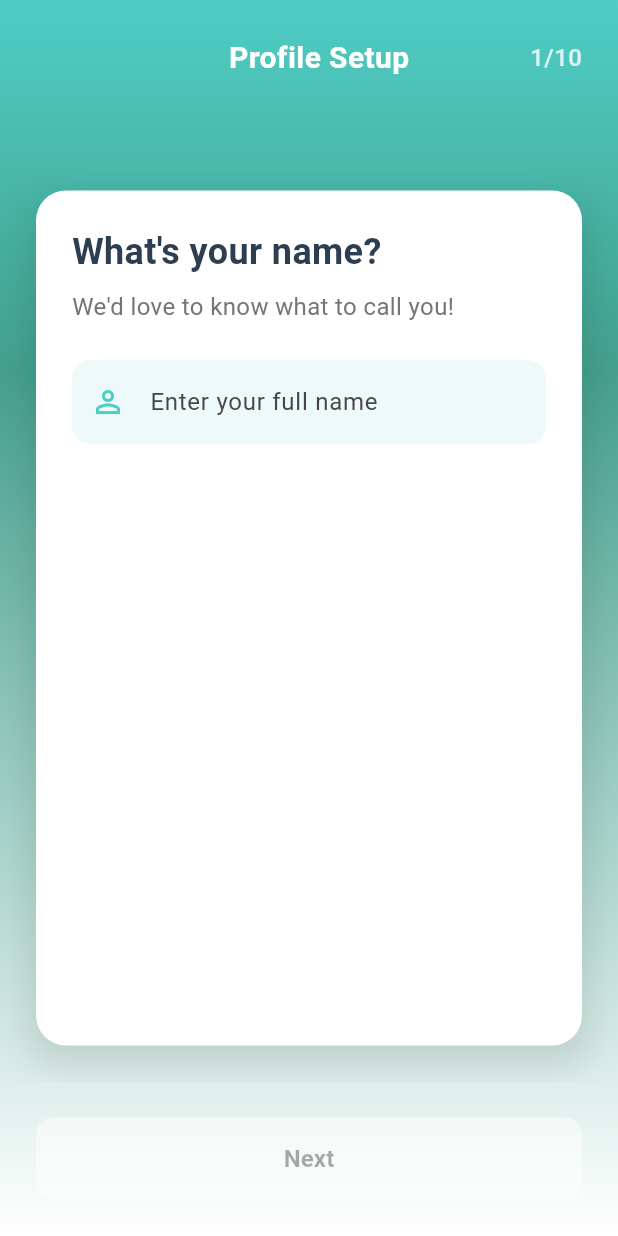
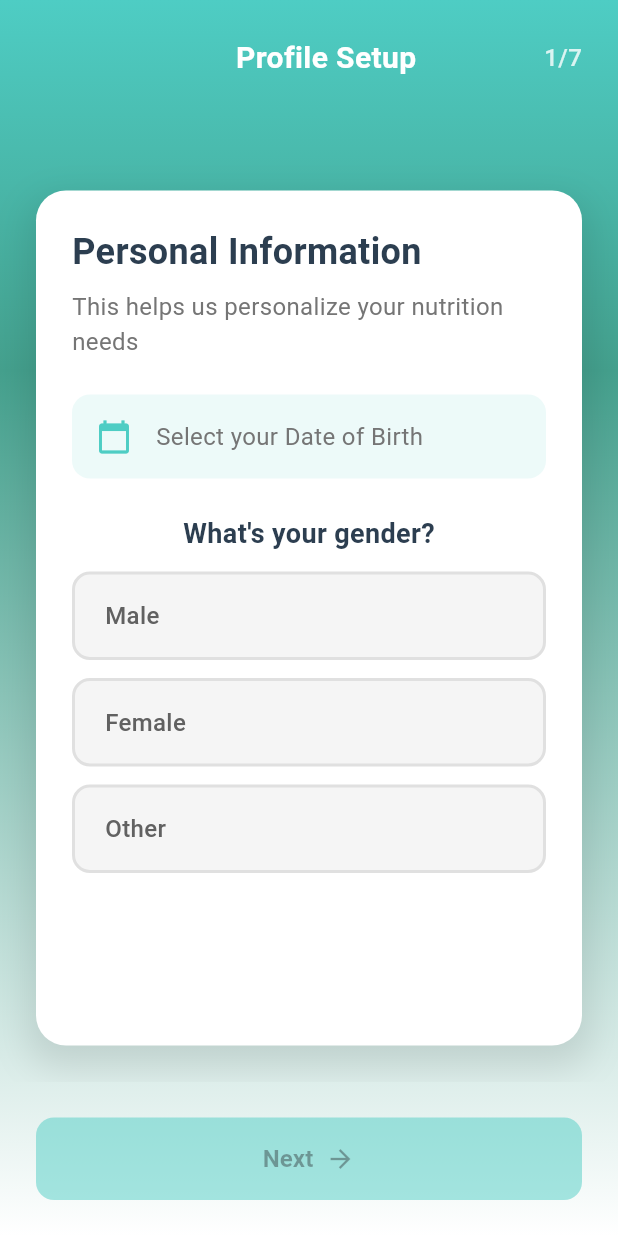
Before and after one commit to Alan0602/SyncEat, a Flutter app: the UserOnboardingPage screen opened directly, on a phone screen of 412 x 824 dp. Run offline on Flutter 3.47's test engine with Material 3 defaults, Android fonts, the phone set to English and light mode, and no system bars.

Commit message:
user_onboarding

```diff
--- /dev/null
+++ b/lib/core/constants/color_constants.dart
@@ -0,0 +1,7 @@
+import 'dart:ui';
+
+class ColorConstants {
+  static const Color primaryColor = Color(0xFF44A08D);
+  static const Color secondaryColor = Color(0xFF4ECDC4);
+  static const Color backgroundColor = Color(0xFFFFFFFF);
+}
--- a/lib/presentation/widgets/auth/user_onboarding_screen.dart
+++ b/lib/presentation/widgets/auth/user_onboarding_screen.dart
@@ -1,4 +1,5 @@
 import 'package:flutter/material.dart';
+import 'dart:math';
 
 class UserOnboardingPage extends StatefulWidget {
   const UserOnboardingPage({Key? key}) : super(key: key);
@@ -11,7 +12,7 @@ class _UserOnboardingPageState extends State<UserOnboardingPage>
     with TickerProviderStateMixin {
   final PageController _pageController = PageController();
   int _currentPage = 0;
-  final int _totalPages = 10;
+  final int _totalPages = 7; // Remains 7 as structure is unchanged
 
   // Animation controllers
   late AnimationController _progressAnimationController;
@@ -23,11 +24,8 @@ class _UserOnboardingPageState extends State<UserOnboardingPage>
   final Map<String, dynamic> _userData = {};
 
   // Controllers for text fields
-  final TextEditingController _nameController = TextEditingController();
-  final TextEditingController _ageController = TextEditingController();
   final TextEditingController _weightController = TextEditingController();
   final TextEditingController _heightController = TextEditingController();
-  final TextEditingController _locationController = TextEditingController();
 
   // Selection variables
   String? _selectedGender;
@@ -36,6 +34,7 @@ class _UserOnboardingPageState extends State<UserOnboardingPage>
   String? _selectedActivityLevel;
   List<String> _selectedAllergies = [];
   List<String> _selectedCuisines = [];
+  DateTime? _selectedDOB;
 
   @override
   void initState() {
@@ -49,21 +48,22 @@ class _UserOnboardingPageState extends State<UserOnboardingPage>
       vsync: this,
     );
 
-    _progressAnimation = Tween<double>(
-      begin: 0.0,
-      end: 1.0,
-    ).animate(CurvedAnimation(
+    _progressAnimation = Tween<double>(begin: 0.0, end: 1.0).animate(
+      CurvedAnimation(
         parent: _progressAnimationController,
         curve: Curves.easeInOut,
-    ));
+      ),
+    );
 
     _slideAnimation = Tween<Offset>(
       begin: const Offset(1.0, 0.0),
       end: Offset.zero,
-    ).animate(CurvedAnimation(
+    ).animate(
+      CurvedAnimation(
         parent: _slideAnimationController,
         curve: Curves.easeInOut,
-    ));
+      ),
+    );
 
     _slideAnimationController.forward();
   }
@@ -73,11 +73,8 @@ class _UserOnboardingPageState extends State<UserOnboardingPage>
     _pageController.dispose();
     _progressAnimationController.dispose();
     _slideAnimationController.dispose();
-    _nameController.dispose();
-    _ageController.dispose();
     _weightController.dispose();
     _heightController.dispose();
-    _locationController.dispose();
     super.dispose();
   }
 
@@ -111,11 +108,9 @@ class _UserOnboardingPageState extends State<UserOnboardingPage>
 
   void _completeOnboarding() {
     // Save user data
-    _userData['name'] = _nameController.text;
-    _userData['age'] = _ageController.text;
+    _userData['dob'] = _selectedDOB;
     _userData['weight'] = _weightController.text;
     _userData['height'] = _heightController.text;
-    _userData['location'] = _locationController.text;
     _userData['gender'] = _selectedGender;
     _userData['bloodGroup'] = _selectedBloodGroup;
     _userData['dietType'] = _selectedDietType;
@@ -130,27 +125,66 @@ class _UserOnboardingPageState extends State<UserOnboardingPage>
   bool _canProceed() {
     switch (_currentPage) {
       case 0:
-        return _nameController.text.isNotEmpty;
+        return _selectedDOB != null && _selectedGender != null;
       case 1:
-        return _ageController.text.isNotEmpty;
+        return _weightController.text.isNotEmpty &&
+            _heightController.text.isNotEmpty;
       case 2:
-        return _selectedGender != null;
+        return _selectedBloodGroup != null;
       case 3:
-        return _weightController.text.isNotEmpty && _heightController.text.isNotEmpty;
+        return _selectedDietType != null;
       case 4:
-        return _selectedBloodGroup != null;
+        return _selectedActivityLevel != null;
       case 5:
-        return _locationController.text.isNotEmpty;
+        return _selectedAllergies.isNotEmpty;
       case 6:
-        return _selectedDietType != null;
-      case 7:
-        return _selectedActivityLevel != null;
-      case 8:
-        return _selectedAllergies.isNotEmpty;
-      case 9:
         return _selectedCuisines.isNotEmpty;
       default:
         return true;
+    }
+  }
+
+  // Calculate BMI based on height (cm) and weight (kg)
+  double? _calculateBMI() {
+    if (_weightController.text.isEmpty || _heightController.text.isEmpty) {
+      return null;
+    }
+    try {
+      double weight = double.parse(_weightController.text);
+      double height =
+          double.parse(_heightController.text) / 100; // Convert cm to m
+      if (height <= 0) return null;
+      return weight / pow(height, 2);
+    } catch (e) {
+      return null;
+    }
+  }
+
+  // Determine BMI category and feedback
+  String _getBMIFeedback(double bmi) {
+    if (bmi < 18.5) {
+      return "You might benefit from gaining a bit of weight for better health.";
+    } else if (bmi >= 18.5 && bmi < 25.0) {
+      return "Great job! Your weight-to-height ratio is in a healthy range.";
+    } else if (bmi >= 25.0 && bmi < 30.0) {
+      return "You're doing well, but consider a balanced diet to maintain optimal health.";
+    } else {
+      return "Let's work together to achieve a healthier weight for you!";
+    }
+  }
+
+  // Show date picker for DOB
+  Future<void> _selectDate(BuildContext context) async {
+    final DateTime? picked = await showDatePicker(
+      context: context,
+      initialDate: _selectedDOB ?? DateTime.now(),
+      firstDate: DateTime(1900),
+      lastDate: DateTime.now(),
+    );
+    if (picked != null && picked != _selectedDOB) {
+      setState(() {
+        _selectedDOB = picked;
+      });
     }
   }
 
@@ -162,11 +196,7 @@ class _UserOnboardingPageState extends State<UserOnboardingPage>
           gradient: LinearGradient(
             begin: Alignment.topCenter,
             end: Alignment.bottomCenter,
-            colors: [
-              Color(0xFF4ECDC4),
-              Color(0xFF44A08D),
-              Color(0xFFFFFFFF),
-            ],
+            colors: [Color(0xFF4ECDC4), Color(0xFF44A08D), Color(0xFFFFFFFF)],
             stops: [0.0, 0.3, 1.0],
           ),
         ),
@@ -187,12 +217,9 @@ class _UserOnboardingPageState extends State<UserOnboardingPage>
                     _updateProgress();
                   },
                   children: [
-                    _buildNameQuestion(),
-                    _buildAgeQuestion(),
-                    _buildGenderQuestion(),
+                    _buildPersonalInfoQuestion(), // Combined DOB and Gender
                     _buildPhysicalInfoQuestion(),
                     _buildBloodGroupQuestion(),
-                    _buildLocationQuestion(),
                     _buildDietTypeQuestion(),
                     _buildActivityLevelQuestion(),
                     _buildAllergiesQuestion(),
@@ -225,9 +252,9 @@ class _UserOnboardingPageState extends State<UserOnboardingPage>
                 )
               else
                 const SizedBox(width: 48),
-              Text(
+              const Text(
                 'Profile Setup',
-                style: const TextStyle(
+                style: TextStyle(
                   fontSize: 20,
                   fontWeight: FontWeight.bold,
                   color: Colors.white,
@@ -308,10 +335,7 @@ class _UserOnboardingPageState extends State<UserOnboardingPage>
             const SizedBox(height: 8),
             Text(
               subtitle,
-              style: TextStyle(
-                fontSize: 16,
-                color: Colors.grey.shade600,
-              ),
+              style: TextStyle(fontSize: 16, color: Colors.grey.shade600),
             ),
             const SizedBox(height: 24),
             child,
@@ -321,55 +345,50 @@ class _UserOnboardingPageState extends State<UserOnboardingPage>
     );
   }
 
-  Widget _buildNameQuestion() {
+  Widget _buildPersonalInfoQuestion() {
     return _buildQuestionCard(
-      title: "What's your name?",
-      subtitle: "We'd love to know what to call you!",
-      child: TextField(
-        controller: _nameController,
-        decoration: InputDecoration(
-          hintText: "Enter your full name",
-          prefixIcon: const Icon(Icons.person_outline, color: Color(0xFF4ECDC4)),
-          border: OutlineInputBorder(
-            borderRadius: BorderRadius.circular(12),
-            borderSide: BorderSide.none,
-          ),
-          filled: true,
-          fillColor: const Color(0xFF4ECDC4).withOpacity(0.1),
-        ),
-        onChanged: (value) => setState(() {}),
-      ),
-    );
-  }
-
-  Widget _buildAgeQuestion() {
-    return _buildQuestionCard(
-      title: "How old are you?",
+      title: "Personal Information",
       subtitle: "This helps us personalize your nutrition needs",
-      child: TextField(
-        controller: _ageController,
-        keyboardType: TextInputType.number,
-        decoration: InputDecoration(
-          hintText: "Enter your age",
-          prefixIcon: const Icon(Icons.cake_outlined, color: Color(0xFF4ECDC4)),
-          border: OutlineInputBorder(
-            borderRadius: BorderRadius.circular(12),
-            borderSide: BorderSide.none,
-          ),
-          filled: true,
-          fillColor: const Color(0xFF4ECDC4).withOpacity(0.1),
-        ),
-        onChanged: (value) => setState(() {}),
-      ),
-    );
-  }
-
-  Widget _buildGenderQuestion() {
-    return _buildQuestionCard(
-      title: "What's your gender?",
-      subtitle: "This helps us calculate your nutritional requirements",
       child: Column(
         children: [
+          GestureDetector(
+            onTap: () => _selectDate(context),
+            child: Container(
+              padding: const EdgeInsets.symmetric(vertical: 16, horizontal: 16),
+              decoration: BoxDecoration(
+                borderRadius: BorderRadius.circular(12),
+                color: const Color(0xFF4ECDC4).withOpacity(0.1),
+              ),
+              child: Row(
+                children: [
+                  const Icon(Icons.calendar_today, color: Color(0xFF4ECDC4)),
+                  const SizedBox(width: 16),
+                  Text(
+                    _selectedDOB == null
+                        ? "Select your Date of Birth"
+                        : "${_selectedDOB!.day}/${_selectedDOB!.month}/${_selectedDOB!.year}",
+                    style: TextStyle(
+                      fontSize: 16,
+                      color:
+                          _selectedDOB == null
+                              ? Colors.grey.shade600
+                              : Colors.black87,
+                    ),
+                  ),
+                ],
+              ),
+            ),
+          ),
+          const SizedBox(height: 24),
+          const Text(
+            "What's your gender?",
+            style: TextStyle(
+              fontSize: 18,
+              fontWeight: FontWeight.w600,
+              color: Color(0xFF2C3E50),
+            ),
+          ),
+          const SizedBox(height: 12),
           _buildOptionButton("Male", _selectedGender == "Male", () {
             setState(() => _selectedGender = "Male");
           }),
@@ -387,6 +406,8 @@ class _UserOnboardingPageState extends State<UserOnboardingPage>
   }
 
   Widget _buildPhysicalInfoQuestion() {
+    double? bmi = _calculateBMI();
+    String feedback = bmi != null ? _getBMIFeedback(bmi) : "";
     return _buildQuestionCard(
       title: "Physical Information",
       subtitle: "Help us calculate your ideal nutrition plan",
@@ -397,7 +418,10 @@ class _UserOnboardingPageState extends State<UserOnboardingPage>
             keyboardType: TextInputType.number,
             decoration: InputDecoration(
               hintText: "Weight (kg)",
-              prefixIcon: const Icon(Icons.monitor_weight_outlined, color: Color(0xFF4ECDC4)),
+              prefixIcon: const Icon(
+                Icons.monitor_weight_outlined,
+                color: Color(0xFF4ECDC4),
+              ),
               border: OutlineInputBorder(
                 borderRadius: BorderRadius.circular(12),
                 borderSide: BorderSide.none,
@@ -423,6 +447,30 @@ class _UserOnboardingPageState extends State<UserOnboardingPage>
             ),
             onChanged: (value) => setState(() {}),
           ),
+          const SizedBox(height: 20),
+          if (bmi != null)
+            Column(
+              children: [
+                Text(
+                  'BMI: ${bmi.toStringAsFixed(1)}',
+                  style: const TextStyle(
+                    fontSize: 18,
+                    fontWeight: FontWeight.bold,
+                    color: Color(0xFF4ECDC4),
+                  ),
+                ),
+                const SizedBox(height: 8),
+                Text(
+                  feedback,
+                  textAlign: TextAlign.center,
+                  style: const TextStyle(
+                    fontSize: 16,
+                    fontWeight: FontWeight.w500,
+                    color: Color(0xFF2C3E50),
+                  ),
+                ),
+              ],
+            ),
         ],
       ),
     );
@@ -435,34 +483,16 @@ class _UserOnboardingPageState extends State<UserOnboardingPage>
       child: Wrap(
         spacing: 12,
         runSpacing: 12,
-        children: ['A+', 'A-', 'B+', 'B-', 'AB+', 'AB-', 'O+', 'O-']
-            .map((bloodGroup) => _buildChipOption(
+        children:
+            ['A+', 'A-', 'B+', 'B-', 'AB+', 'AB-', 'O+', 'O-']
+                .map(
+                  (bloodGroup) => _buildChipOption(
                     bloodGroup,
                     _selectedBloodGroup == bloodGroup,
                     () => setState(() => _selectedBloodGroup = bloodGroup),
-                ))
+                  ),
+                )
                 .toList(),
-      ),
-    );
-  }
-
-  Widget _buildLocationQuestion() {
-    return _buildQuestionCard(
-      title: "Where are you located?",
-      subtitle: "We'll suggest local cuisines and restaurants",
-      child: TextField(
-        controller: _locationController,
-        decoration: InputDecoration(
-          hintText: "Enter your city/location",
-          prefixIcon: const Icon(Icons.location_on_outlined, color: Color(0xFF4ECDC4)),
-          border: OutlineInputBorder(
-            borderRadius: BorderRadius.circular(12),
-            borderSide: BorderSide.none,
-          ),
-          filled: true,
-          fillColor: const Color(0xFF4ECDC4).withOpacity(0.1),
-        ),
-        onChanged: (value) => setState(() {}),
       ),
     );
   }
@@ -473,21 +503,33 @@ class _UserOnboardingPageState extends State<UserOnboardingPage>
       subtitle: "This helps us recommend suitable meals",
       child: Column(
         children: [
-          _buildOptionButton("Vegetarian", _selectedDietType == "Vegetarian", () {
+          _buildOptionButton(
+            "Vegetarian",
+            _selectedDietType == "Vegetarian",
+            () {
               setState(() => _selectedDietType = "Vegetarian");
-          }),
+            },
+          ),
           const SizedBox(height: 12),
           _buildOptionButton("Vegan", _selectedDietType == "Vegan", () {
             setState(() => _selectedDietType = "Vegan");
           }),
           const SizedBox(height: 12),
-          _buildOptionButton("Non-Vegetarian", _selectedDietType == "Non-Vegetarian", () {
+          _buildOptionButton(
+            "Non-Vegetarian",
+            _selectedDietType == "Non-Vegetarian",
+            () {
               setState(() => _selectedDietType = "Non-Vegetarian");
-          }),
+            },
+          ),
           const SizedBox(height: 12),
-          _buildOptionButton("Pescatarian", _selectedDietType == "Pescatarian", () {
+          _buildOptionButton(
+            "Pescatarian",
+            _selectedDietType == "Pescatarian",
+            () {
               setState(() => _selectedDietType = "Pescatarian");
-          }),
+            },
+          ),
         ],
       ),
     );
@@ -499,21 +541,37 @@ class _UserOnboardingPageState extends State<UserOnboardingPage>
       subtitle: "This affects your caloric needs",
       child: Column(
         children: [
-          _buildOptionButton("Sedentary (Little to no exercise)", _selectedActivityLevel == "Sedentary", () {
+          _buildOptionButton(
+            "Sedentary (Little to no exercise)",
+            _selectedActivityLevel == "Sedentary",
+            () {
               setState(() => _selectedActivityLevel = "Sedentary");
-          }),
+            },
+          ),
           const SizedBox(height: 12),
-          _buildOptionButton("Lightly Active (1-3 days/week)", _selectedActivityLevel == "Lightly Active", () {
+          _buildOptionButton(
+            "Lightly Active (1-3 days/week)",
+            _selectedActivityLevel == "Lightly Active",
+            () {
               setState(() => _selectedActivityLevel = "Lightly Active");
-          }),
+            },
+          ),
           const SizedBox(height: 12),
-          _buildOptionButton("Moderately Active (3-5 days/week)", _selectedActivityLevel == "Moderately Active", () {
+          _buildOptionButton(
+            "Moderately Active (3-5 days/week)",
+            _selectedActivityLevel == "Moderately Active",
+            () {
               setState(() => _selectedActivityLevel = "Moderately Active");
-          }),
+            },
+          ),
           const SizedBox(height: 12),
-          _buildOptionButton("Very Active (6-7 days/week)", _selectedActivityLevel == "Very Active", () {
+          _buildOptionButton(
+            "Very Active (6-7 days/week)",
+            _selectedActivityLevel == "Very Active",
+            () {
               setState(() => _selectedActivityLevel = "Very Active");
-          }),
+            },
+          ),
         ],
       ),
     );
@@ -526,8 +584,19 @@ class _UserOnboardingPageState extends State<UserOnboardingPage>
       child: Wrap(
         spacing: 8,
         runSpacing: 8,
-        children: ['Nuts', 'Dairy', 'Gluten', 'Shellfish', 'Eggs', 'Soy', 'Fish', 'None']
-            .map((allergy) => _buildChipOption(
+        children:
+            [
+                  'Nuts',
+                  'Dairy',
+                  'Gluten',
+                  'Shellfish',
+                  'Eggs',
+                  'Soy',
+                  'Fish',
+                  'None',
+                ]
+                .map(
+                  (allergy) => _buildChipOption(
                     allergy,
                     _selectedAllergies.contains(allergy),
                     () {
@@ -544,7 +613,8 @@ class _UserOnboardingPageState extends State<UserOnboardingPage>
                         }
                       });
                     },
-                ))
+                  ),
+                )
                 .toList(),
       ),
     );
@@ -557,8 +627,19 @@ class _UserOnboardingPageState extends State<UserOnboardingPage>
       child: Wrap(
         spacing: 8,
         runSpacing: 8,
-        children: ['Indian', 'Chinese', 'Italian', 'Mexican', 'Thai', 'Japanese', 'Mediterranean', 'American']
-            .map((cuisine) => _buildChipOption(
+        children:
+            [
+                  'Indian',
+                  'Chinese',
+                  'Italian',
+                  'Mexican',
+                  'Thai',
+                  'Japanese',
+                  'Mediterranean',
+                  'American',
+                ]
+                .map(
+                  (cuisine) => _buildChipOption(
                     cuisine,
                     _selectedCuisines.contains(cuisine),
                     () {
@@ -570,7 +651,8 @@ class _UserOnboardingPageState extends State<UserOnboardingPage>
                         }
                       });
                     },
-                ))
+                  ),
+                )
                 .toList(),
       ),
     );
@@ -636,16 +718,26 @@ class _UserOnboardingPageState extends State<UserOnboardingPage>
               child: OutlinedButton(
                 onPressed: _previousPage,
                 style: OutlinedButton.styleFrom(
-                  foregroundColor: Colors.white,
-                  side: const BorderSide(color: Colors.white),
+                  foregroundColor: const Color(0xFF4ECDC4),
+                  side: const BorderSide(color: Color(0xFF4ECDC4), width: 2),
                   padding: const EdgeInsets.symmetric(vertical: 16),
                   shape: RoundedRectangleBorder(
                     borderRadius: BorderRadius.circular(12),
                   ),
                 ),
-                child: const Text(
+                child: const Row(
+                  mainAxisAlignment: MainAxisAlignment.center,
+                  children: [
+                    Icon(Icons.arrow_back, size: 20),
+                    SizedBox(width: 8),
+                    Text(
                       'Previous',
-                  style: TextStyle(fontSize: 16, fontWeight: FontWeight.w600),
+                      style: TextStyle(
+                        fontSize: 16,
+                        fontWeight: FontWeight.w600,
+                      ),
+                    ),
+                  ],
                 ),
               ),
             ),
@@ -654,18 +746,31 @@ class _UserOnboardingPageState extends State<UserOnboardingPage>
             child: ElevatedButton(
               onPressed: _canProceed() ? _nextPage : null,
               style: ElevatedButton.styleFrom(
-                backgroundColor: Colors.white,
-                foregroundColor: const Color(0xFF4ECDC4),
-                disabledBackgroundColor: Colors.white.withOpacity(0.5),
+                backgroundColor: const Color(0xFF4ECDC4),
+                foregroundColor: Colors.white,
+                disabledBackgroundColor: const Color(
+                  0xFF4ECDC4,
+                ).withOpacity(0.5),
                 elevation: 8,
                 padding: const EdgeInsets.symmetric(vertical: 16),
                 shape: RoundedRectangleBorder(
                   borderRadius: BorderRadius.circular(12),
                 ),
               ),
-              child: Text(
+              child: Row(
+                mainAxisAlignment: MainAxisAlignment.center,
+                children: [
+                  Text(
                     _currentPage == _totalPages - 1 ? 'Complete' : 'Next',
-                style: const TextStyle(fontSize: 16, fontWeight: FontWeight.w600),
+                    style: const TextStyle(
+                      fontSize: 16,
+                      fontWeight: FontWeight.w600,
+                    ),
+                  ),
+                  if (_currentPage != _totalPages - 1) const SizedBox(width: 8),
+                  if (_currentPage != _totalPages - 1)
+                    const Icon(Icons.arrow_forward, size: 20),
+                ],
               ),
             ),
           ),
--- a/lib/presentation/widgets/splashscreen/splashscreen.dart
+++ b/lib/presentation/widgets/splashscreen/splashscreen.dart
@@ -1,7 +1,7 @@
 import 'package:flutter/material.dart';
 import 'package:flutter/services.dart';
 import 'package:synceat/core/constants/image_constant.dart';
-import 'package:synceat/presentation/getStarted/getstarted_screen.dart';
+import 'package:synceat/presentation/widgets/auth/getstarted_screen.dart';
 
 class SplashScreen extends StatefulWidget {
   const SplashScreen({Key? key}) : super(key: key);
```
Lines whose indentation alone changed are shown as unchanged.
